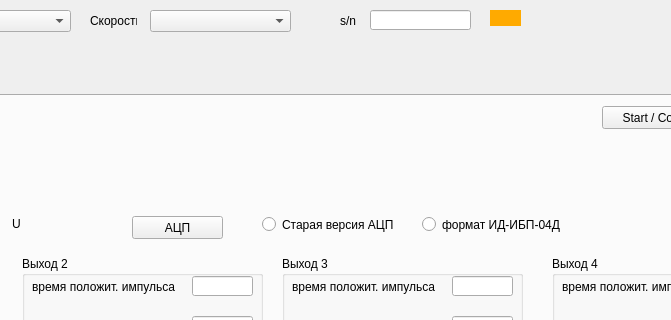
Before: the Qt Designer form ui/main_v2.ui in Noguzadericshenskiy/testing_ckiu, drawn with Qt 5; both pictures show x 300 to 971 and y 0 to 320 of the 1220 by 815 pixel window.
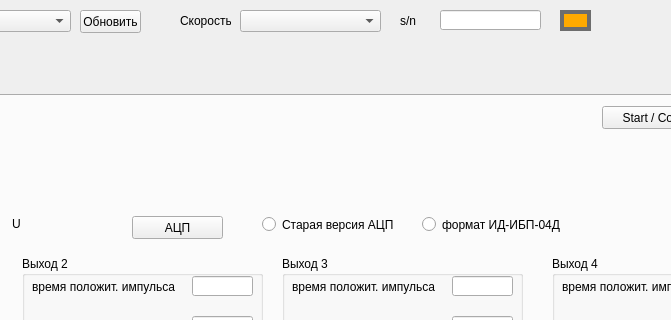
After: the same form once the commit is applied.

```diff
--- a/ui/main_v2.ui
+++ b/ui/main_v2.ui
@@ -843,9 +843,9 @@
    <widget class="QLabel" name="label_6">
     <property name="geometry">
      <rect>
-      <x>390</x>
+      <x>480</x>
       <y>10</y>
-      <width>47</width>
+      <width>51</width>
       <height>21</height>
      </rect>
     </property>
@@ -856,7 +856,7 @@
    <widget class="QComboBox" name="speed_comboBox">
     <property name="geometry">
      <rect>
-      <x>450</x>
+      <x>540</x>
       <y>10</y>
       <width>141</width>
       <height>22</height>
@@ -866,7 +866,7 @@
    <widget class="QLabel" name="label">
     <property name="geometry">
      <rect>
-      <x>640</x>
+      <x>700</x>
       <y>10</y>
       <width>31</width>
       <height>21</height>
@@ -879,7 +879,7 @@
    <widget class="QLineEdit" name="sn_lineEdit">
     <property name="geometry">
      <rect>
-      <x>670</x>
+      <x>740</x>
       <y>10</y>
       <width>101</width>
       <height>20</height>
@@ -889,21 +889,36 @@
    <widget class="QLabel" name="state_lbl">
     <property name="geometry">
      <rect>
-      <x>790</x>
+      <x>860</x>
       <y>10</y>
       <width>31</width>
-      <height>16</height>
+      <height>21</height>
      </rect>
     </property>
     <property name="styleSheet">
      <string notr="true">QLabel {
+	border:4px solid rgb(109, 109, 109);
 	background-color: rgb(255, 170, 0);
+	
 }</string>
     </property>
     <property name="text">
      <string/>
     </property>
    </widget>
+   <widget class="QPushButton" name="update_btn">
+    <property name="geometry">
+     <rect>
+      <x>380</x>
+      <y>10</y>
+      <width>61</width>
+      <height>23</height>
+     </rect>
+    </property>
+    <property name="text">
+     <string>Обновить</string>
+    </property>
+   </widget>
   </widget>
   <widget class="QMenuBar" name="menubar">
    <property name="geometry">
```
Left out of the diff: 2 changed lines with no effect on the pictures.
